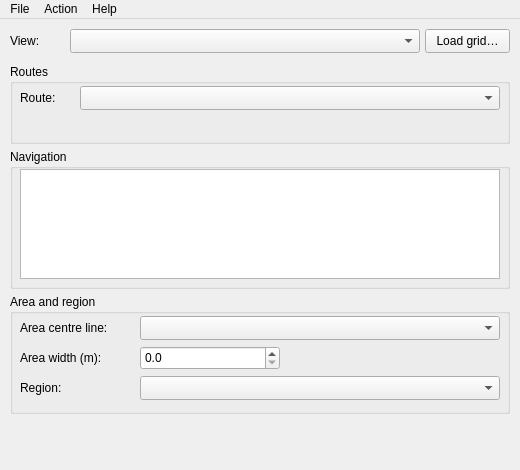
Old version of the form deps/ui/mbgrdviz.ui in the repository GenericMappingTools/InteractiveGMT.
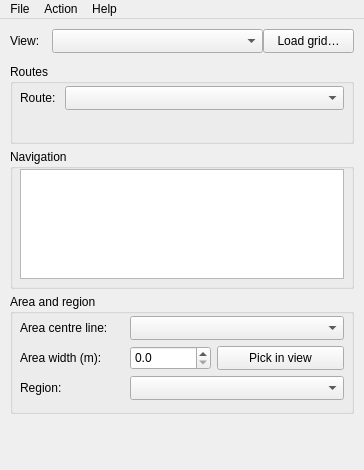
New version of the form.

Commit message: feat: MB-System track menus, mbgrdviz Pick in view, CUBE gridding

```diff
--- a/deps/ui/mbgrdviz.ui
+++ b/deps/ui/mbgrdviz.ui
@@ -6,7 +6,7 @@
    <rect>
     <x>0</x>
     <y>0</y>
-    <width>520</width>
+    <width>364</width>
     <height>470</height>
    </rect>
   </property>
@@ -19,7 +19,7 @@
      <rect>
       <x>10</x>
       <y>10</y>
-      <width>60</width>
+      <width>42</width>
       <height>24</height>
      </rect>
     </property>
@@ -30,9 +30,9 @@
    <widget class="QComboBox" name="viewCombo">
     <property name="geometry">
      <rect>
-      <x>70</x>
+      <x>52</x>
       <y>10</y>
-      <width>350</width>
+      <width>211</width>
       <height>24</height>
      </rect>
     </property>
@@ -43,9 +43,9 @@
    <widget class="QPushButton" name="loadGridButton">
     <property name="geometry">
      <rect>
-      <x>425</x>
+      <x>263</x>
       <y>10</y>
-      <width>85</width>
+      <width>91</width>
       <height>24</height>
      </rect>
     </property>
@@ -64,7 +64,7 @@
      <rect>
       <x>10</x>
       <y>45</y>
-      <width>500</width>
+      <width>344</width>
       <height>80</height>
      </rect>
     </property>
@@ -76,7 +76,7 @@
       <rect>
        <x>10</x>
        <y>22</y>
-       <width>60</width>
+       <width>45</width>
        <height>24</height>
       </rect>
      </property>
@@ -87,9 +87,9 @@
     <widget class="QComboBox" name="routeCombo">
      <property name="geometry">
       <rect>
-       <x>70</x>
+       <x>55</x>
        <y>22</y>
-       <width>420</width>
+       <width>279</width>
        <height>24</height>
       </rect>
      </property>
@@ -102,7 +102,7 @@
       <rect>
        <x>10</x>
        <y>50</y>
-       <width>480</width>
+       <width>324</width>
        <height>22</height>
       </rect>
      </property>
@@ -116,7 +116,7 @@
      <rect>
       <x>10</x>
       <y>130</y>
-      <width>500</width>
+      <width>344</width>
       <height>140</height>
      </rect>
     </property>
@@ -128,7 +128,7 @@
       <rect>
        <x>10</x>
        <y>20</y>
-       <width>480</width>
+       <width>324</width>
        <height>110</height>
       </rect>
      </property>
@@ -142,7 +142,7 @@
      <rect>
       <x>10</x>
       <y>275</y>
-      <width>500</width>
+      <width>344</width>
       <height>120</height>
      </rect>
     </property>
@@ -154,7 +154,7 @@
       <rect>
        <x>10</x>
        <y>22</y>
-       <width>120</width>
+       <width>110</width>
        <height>24</height>
       </rect>
      </property>
@@ -165,9 +165,9 @@
     <widget class="QComboBox" name="areaCombo">
      <property name="geometry">
       <rect>
-       <x>130</x>
+       <x>120</x>
        <y>22</y>
-       <width>360</width>
+       <width>214</width>
        <height>24</height>
       </rect>
      </property>
@@ -180,7 +180,7 @@
       <rect>
        <x>10</x>
        <y>52</y>
-       <width>120</width>
+       <width>110</width>
        <height>24</height>
       </rect>
      </property>
@@ -191,9 +191,9 @@
     <widget class="QDoubleSpinBox" name="areaWidth">
      <property name="geometry">
       <rect>
-       <x>130</x>
+       <x>120</x>
        <y>52</y>
-       <width>140</width>
+       <width>81</width>
        <height>24</height>
       </rect>
      </property>
@@ -207,12 +207,31 @@
       <double>100000000.000000000000000</double>
      </property>
     </widget>
+    <widget class="QPushButton" name="navPickButton">
+     <property name="geometry">
+      <rect>
+       <x>207</x>
+       <y>52</y>
+       <width>127</width>
+       <height>24</height>
+      </rect>
+     </property>
+     <property name="text">
+      <string>Pick in view</string>
+     </property>
+     <property name="checkable">
+      <bool>true</bool>
+     </property>
+     <property name="toolTip">
+      <string>While down, a click on a ship track in the window checks it (or unchecks it) in the Navigation list, for the Action menu's editors. Press again to stop.</string>
+     </property>
+    </widget>
     <widget class="QLabel" name="labelRegion">
      <property name="geometry">
       <rect>
        <x>10</x>
        <y>82</y>
-       <width>120</width>
+       <width>110</width>
        <height>24</height>
       </rect>
      </property>
@@ -223,9 +242,9 @@
     <widget class="QComboBox" name="regionCombo">
      <property name="geometry">
       <rect>
-       <x>130</x>
+       <x>120</x>
        <y>82</y>
-       <width>360</width>
+       <width>214</width>
        <height>24</height>
       </rect>
      </property>
@@ -239,7 +258,7 @@
      <rect>
       <x>10</x>
       <y>400</y>
-      <width>500</width>
+      <width>344</width>
       <height>40</height>
      </rect>
     </property>
@@ -256,8 +275,8 @@
     <rect>
      <x>0</x>
      <y>0</y>
-     <width>520</width>
-     <height>22</height>
+     <width>364</width>
+     <height>25</height>
     </rect>
    </property>
    <widget class="QMenu" name="menuFile">
```
Left out of the diff: 8 changed lines with no effect on the pictures. The commit also changes 36 other files.
